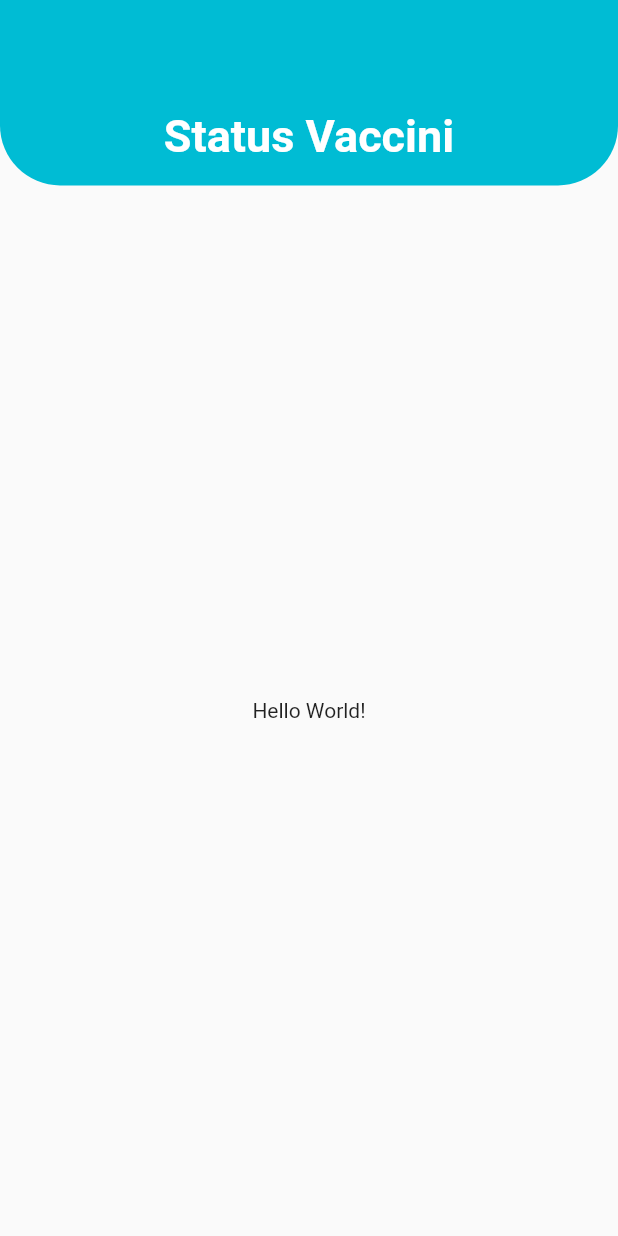
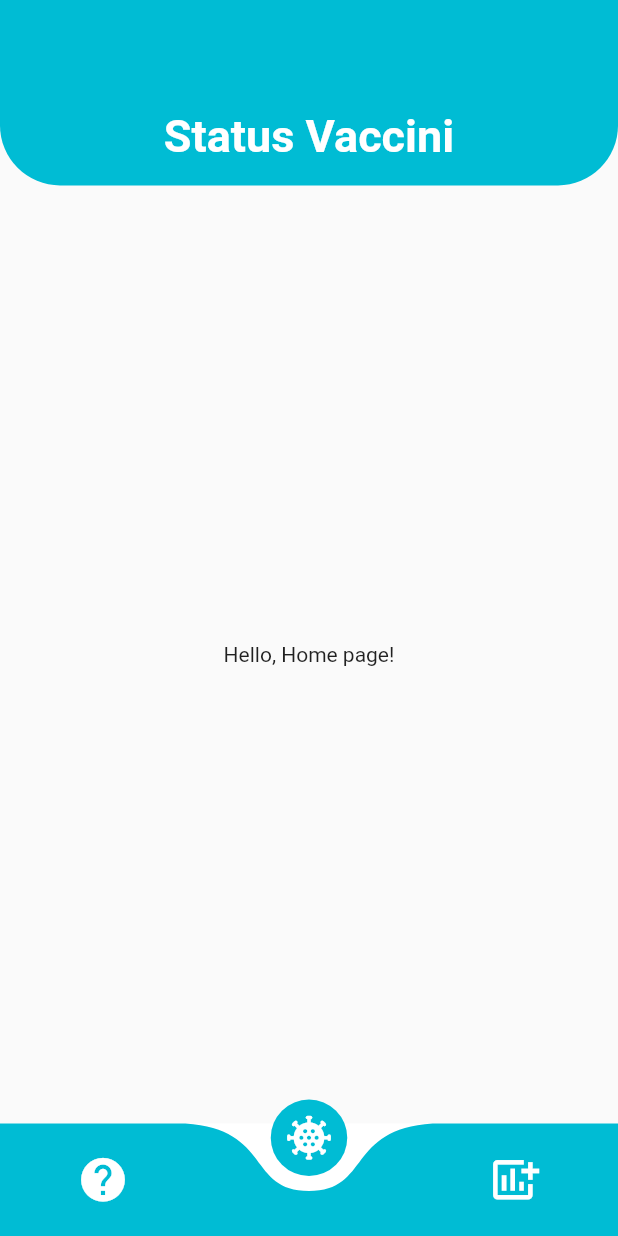
Before and after one commit to EliaTolin/StatusVaccini, a Flutter app: the screen it shows after launch, on a phone screen of 412 x 824 dp. Run offline on Flutter 3.47's test engine with Material 2 defaults, Android fonts, the phone set to English and light mode, and no system bars; drawn by our look-alikes of curved_navigation_bar.

Commit message:
Add appBar. Add Navigator. Add Two Page.

```diff
--- /dev/null
+++ b/lib/Models/tabs_navigation.dart
@@ -0,0 +1,47 @@
+import 'package:StatusVaccini/Screens/home_view.dart';
+import 'package:StatusVaccini/Screens/info_screen.dart';
+import 'package:StatusVaccini/Screens/recap_view.dart';
+import 'package:StatusVaccini/constant.dart';
+import 'package:flutter/material.dart';
+
+class TabNavigationItem {
+  final Widget page;
+  final String title;
+  final Icon icon;
+
+  TabNavigationItem({
+    @required this.page,
+    @required this.title,
+    @required this.icon,
+  });
+
+  static List<TabNavigationItem> get items => [
+        TabNavigationItem(
+          page: InfoView(),
+          icon: Icon(
+            Icons.help,
+            color: SVConst.backColor,
+            size: 35,
+          ),
+          title: "Info",
+        ),
+        TabNavigationItem(
+          page: HomePageView(),
+          icon: Icon(
+            Icons.coronavirus,
+            color: SVConst.backColor,
+            size: 35,
+          ),
+          title: "Home",
+        ),
+        TabNavigationItem(
+          page: RecapScreen(),
+          icon: Icon(
+            Icons.add_chart,
+            color: SVConst.backColor,
+            size: 35,
+          ),
+          title: "Recap",
+        ),
+      ];
+}
--- a/lib/Screens/HomePage.dart
+++ /dev/null
@@ -1,52 +0,0 @@
-import 'package:StatusVaccini/Screens/components/BodyComponents.dart';
-import 'package:flutter/material.dart';
-import 'package:StatusVaccini/constant.dart';
-
-class HomePage extends StatefulWidget {
-  static const routeName = "/";
-  final String title;
-  HomePage({this.title, Key key}) : super(key: key);
-  @override
-  _HomePageState createState() => _HomePageState();
-}
-
-class _HomePageState extends State<HomePage> {
-  @override
-  Widget build(BuildContext context) {
-    Size size = MediaQuery.of(context).size;
-
-    return Scaffold(
-      appBar: TopBar(size, title: "Status Vaccini"),
-      body: Padding(
-          padding: EdgeInsets.all(8.0),
-          child: Column(
-              mainAxisAlignment: MainAxisAlignment.center,
-              children: <Widget>[
-                Row(
-                    mainAxisAlignment: MainAxisAlignment.center,
-                    children: <Widget>[
-                      Text("Hello World!"),
-                    ])
-              ])),
-    );
-  }
-}
-
-class TopBar extends StatelessWidget implements PreferredSizeWidget {
-  final String title;
-  final Size size;
-  final Function onPressed;
-  final Function onTitleTapped;
-  final Widget child;
-
-  @override
-  final Size preferredSize;
-
-  TopBar(this.size,
-      {@required this.title, this.child, this.onPressed, this.onTitleTapped})
-      : preferredSize = Size.fromHeight(size.height * SVConst.kHeighBarRatio);
-  @override
-  Widget build(BuildContext context) {
-    return buildTopBar(size, title);
-  }
-}
--- a/lib/Screens/components/TemplateScreen.dart
+++ /dev/null
@@ -1,52 +0,0 @@
-import 'package:StatusVaccini/Screens/components/BodyComponents.dart';
-import 'package:flutter/material.dart';
-import 'package:StatusVaccini/constant.dart';
-
-class TemplatePage extends StatefulWidget {
-  //static const routeName = "/";
-  final String title;
-  TemplatePage({this.title, Key key}) : super(key: key);
-  @override
-  _TemplatePageState createState() => _TemplatePageState();
-}
-
-class _TemplatePageState extends State<TemplatePage> {
-  int i = 0;
-  @override
-  Widget build(BuildContext context) {
-    Size size = MediaQuery.of(context).size;
-    return Scaffold(
-      appBar: TopBar(size, title: "Status Vaccini"),
-      body: Padding(
-          padding: EdgeInsets.all(8.0),
-          child: Column(
-              mainAxisAlignment: MainAxisAlignment.center,
-              children: <Widget>[
-                Row(
-                    mainAxisAlignment: MainAxisAlignment.center,
-                    children: <Widget>[
-                      Text("Hello World"),
-                    ])
-              ])),
-    );
-  }
-}
-
-class TopBar extends StatelessWidget implements PreferredSizeWidget {
-  final String title;
-  final Size size;
-  final Function onPressed;
-  final Function onTitleTapped;
-  final Widget child;
-
-  @override
-  final Size preferredSize;
-
-  TopBar(this.size,
-      {@required this.title, this.child, this.onPressed, this.onTitleTapped})
-      : preferredSize = Size.fromHeight(size.height * SVConst.kHeighBarRatio);
-  @override
-  Widget build(BuildContext context) {
-    return buildTopBar(size, title);
-  }
-}
--- a/lib/Screens/components/BodyComponents.dart
+++ b/lib/Screens/components/body_components.dart
@@ -10,7 +10,7 @@ Column buildTopBar(Size size, String title) {
           Container(
             height: size.height * SVConst.kHeighBarRatio,
             decoration: BoxDecoration(
-                color: SVConst.topbarColor,
+                color: SVConst.barColor,
                 borderRadius: BorderRadius.only(
                   bottomLeft: Radius.circular(SVConst.radiusComponent),
                   bottomRight: Radius.circular(SVConst.radiusComponent),
@@ -35,3 +35,22 @@ Column buildTopBar(Size size, String title) {
     ],
   );
 }
+
+class TopBar extends StatelessWidget implements PreferredSizeWidget {
+  final String title;
+  final Size size;
+  final Function onPressed;
+  final Function onTitleTapped;
+  final Widget child;
+
+  @override
+  final Size preferredSize;
+
+  TopBar(this.size,
+      {@required this.title, this.child, this.onPressed, this.onTitleTapped})
+      : preferredSize = Size.fromHeight(size.height * SVConst.kHeighBarRatio);
+  @override
+  Widget build(BuildContext context) {
+    return buildTopBar(size, title);
+  }
+}
--- /dev/null
+++ b/lib/Screens/home_view.dart
@@ -0,0 +1,21 @@
+import 'package:StatusVaccini/constant.dart';
+import 'package:flutter/material.dart';
+import 'package:StatusVaccini/Screens/components/body_components.dart';
+
+class HomePageView extends StatefulWidget {
+  @override
+  _HomePageViewState createState() => _HomePageViewState();
+}
+
+class _HomePageViewState extends State<HomePageView> {
+  @override
+  Widget build(BuildContext context) {
+    Size size = MediaQuery.of(context).size;
+    return Scaffold(
+      appBar: TopBar(size, title: SVConst.titleAppBar),
+      body: Center(
+        child: Text("Hello, Home page!"),
+      ),
+    );
+  }
+}
--- /dev/null
+++ b/lib/Screens/tabs_page.dart
@@ -0,0 +1,51 @@
+import 'package:StatusVaccini/Models/tabs_navigation.dart';
+import 'package:StatusVaccini/constant.dart';
+import 'package:curved_navigation_bar/curved_navigation_bar.dart';
+import 'package:flutter/material.dart';
+
+class TabsPage extends StatefulWidget {
+  final String title;
+  TabsPage({this.title, Key key}) : super(key: key);
+  @override
+  _TabsPageState createState() => _TabsPageState();
+}
+
+class _TabsPageState extends State<TabsPage> {
+  int _currentIndex = 1;
+
+  @override
+  Widget build(BuildContext context) {
+    return Scaffold(
+      body: IndexedStack(
+        index: _currentIndex,
+        children: <Widget>[
+          for (final tabItem in TabNavigationItem.items) tabItem.page,
+        ],
+      ),
+      bottomNavigationBar: CurvedNavigationBar(
+        onTap: (int index) => setState(() => _currentIndex = index),
+        index: _currentIndex,
+        buttonBackgroundColor: SVConst.barColor,
+        backgroundColor: SVConst.backColor,
+        color: SVConst.barColor,
+        items: <Widget>[
+          for (final tabItem in TabNavigationItem.items) tabItem.icon
+        ],
+      ),
+    );
+  }
+
+  BottomNavigationBar buildBottomNavigationBar() {
+    return BottomNavigationBar(
+      currentIndex: _currentIndex,
+      onTap: (int index) => setState(() => _currentIndex = index),
+      items: <BottomNavigationBarItem>[
+        for (final tabItem in TabNavigationItem.items)
+          BottomNavigationBarItem(
+            icon: tabItem.icon,
+            label: tabItem.title,
+          ),
+      ],
+    );
+  }
+}
--- a/lib/constant.dart
+++ b/lib/constant.dart
@@ -3,9 +3,18 @@ import 'package:flutter/material.dart';
 //USE THIS CLASS FOR ONLY CONSTANT.
 
 abstract class SVConst {
+  //TITLE APPBAR
+  static const String titleAppBar = "Status Vaccini";
+
+  //VIEW ROUTE
+  static const String MainRoute = '/';
+  static const String InfoViewRoute = '/info';
+  static const String HomeViewRoute = '/home';
+  static const String RecapViewRoute = '/recap';
   //COLOR CONSTANT
-  static const topbarColor = Colors.cyan;
+  static const barColor = Colors.cyan;
   static const textColor = Colors.white;
+  static const backColor = Colors.white;
 
   //RADIUS ELEMENT
   static const double radiusComponent = 40;
--- a/lib/main.dart
+++ b/lib/main.dart
@@ -1,5 +1,7 @@
+import 'package:StatusVaccini/constant.dart';
 import 'package:flutter/material.dart';
-import 'package:StatusVaccini/Screens/HomePage.dart';
+import 'Screens/undefined_screen.dart';
+import 'router.dart' as router;
 
 void main() => runApp(MyApp());
 
@@ -7,12 +9,13 @@ class MyApp extends StatelessWidget {
   @override
   Widget build(BuildContext context) {
     return MaterialApp(
-        title: "Status Vaccini",
-        theme: ThemeData.light(),
-        debugShowCheckedModeBanner: false,
-        routes: <String, WidgetBuilder>{
-          HomePage.routeName: (BuildContext context) =>
-              HomePage(title: "Status Vaccini"),
-        });
+      title: "Status Vaccini",
+      theme: ThemeData.light(),
+      debugShowCheckedModeBanner: false,
+      initialRoute: SVConst.MainRoute,
+      onGenerateRoute: router.generateRoute,
+      onUnknownRoute: (settings) => MaterialPageRoute(
+          builder: (context) => UndefinedScreen(name: settings.name)),
+    );
   }
 }
--- /dev/null
+++ b/lib/router.dart
@@ -0,0 +1,21 @@
+import 'package:StatusVaccini/Screens/home_view.dart';
+import 'package:StatusVaccini/Screens/info_screen.dart';
+import 'package:StatusVaccini/Screens/undefined_screen.dart';
+import 'package:flutter/material.dart';
+import 'Screens/tabs_page.dart';
+import 'constant.dart';
+
+Route<dynamic> generateRoute(RouteSettings settings) {
+  switch (settings.name) {
+    case SVConst.MainRoute:
+      return MaterialPageRoute(
+          builder: (context) => TabsPage(title: "Status Vaccini"));
+    case SVConst.HomeViewRoute:
+      return MaterialPageRoute(builder: (context) => HomePageView());
+    case SVConst.InfoViewRoute:
+      return MaterialPageRoute(builder: (context) => InfoView());
+    default:
+      return MaterialPageRoute(
+          builder: (context) => UndefinedScreen(name: settings.name));
+  }
+}
--- a/pubspec.yaml
+++ b/pubspec.yaml
@@ -21,6 +21,7 @@ environment:
   sdk: ">=2.7.0 <3.0.0"
 
 dependencies:
+  curved_navigation_bar: ^0.3.7
   flutter:
     sdk: flutter
 
```
Also changed, not shown: lib/Screens/info_screen.dart (added, +21 -0 lines), lib/Screens/recap_view.dart (added, +21 -0 lines), lib/Screens/undefined_screen.dart (added, +15 -0 lines), pubspec.lock.
